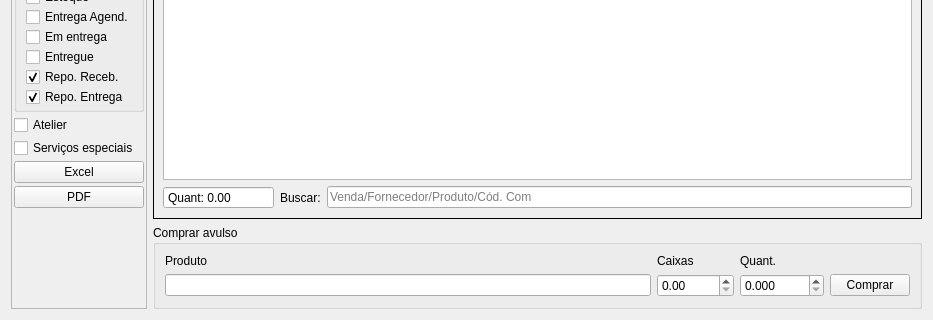
Qt form ui/widgetcomprapendentes.ui (darktorres/ERP-STACCATO) before a commit; both pictures show x 0 to 933 and y 214 to 534 of the 933 by 534 pixel window.
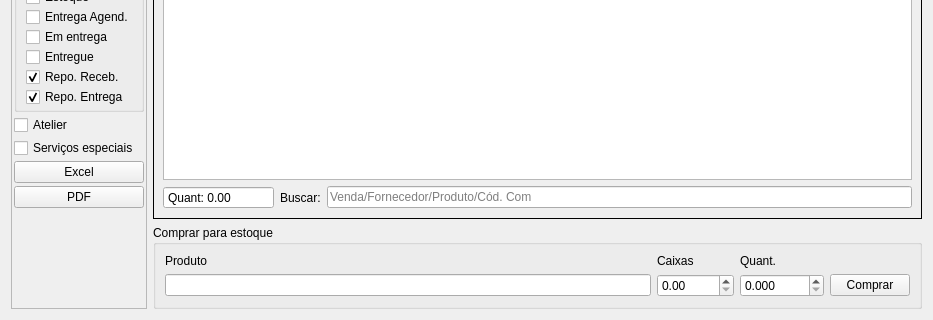
The same form after that commit. Custom widgets are drawn as their Qt base class.

What changed in the file:
```diff
--- a/ui/widgetcomprapendentes.ui
+++ b/ui/widgetcomprapendentes.ui
@@ -80,7 +80,7 @@
      <item>
       <widget class="QGroupBox" name="groupBox">
        <property name="title">
-        <string>Comprar avulso</string>
+        <string>Comprar para estoque</string>
        </property>
        <layout class="QGridLayout" name="gridLayout_3">
         <item row="1" column="4">
```
